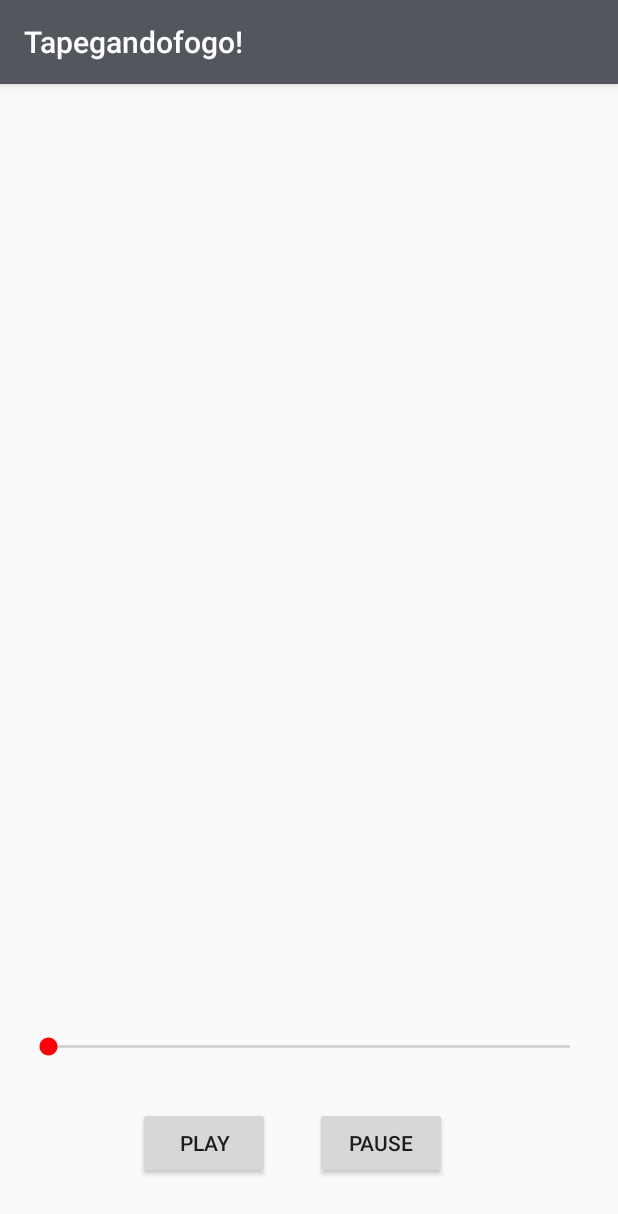
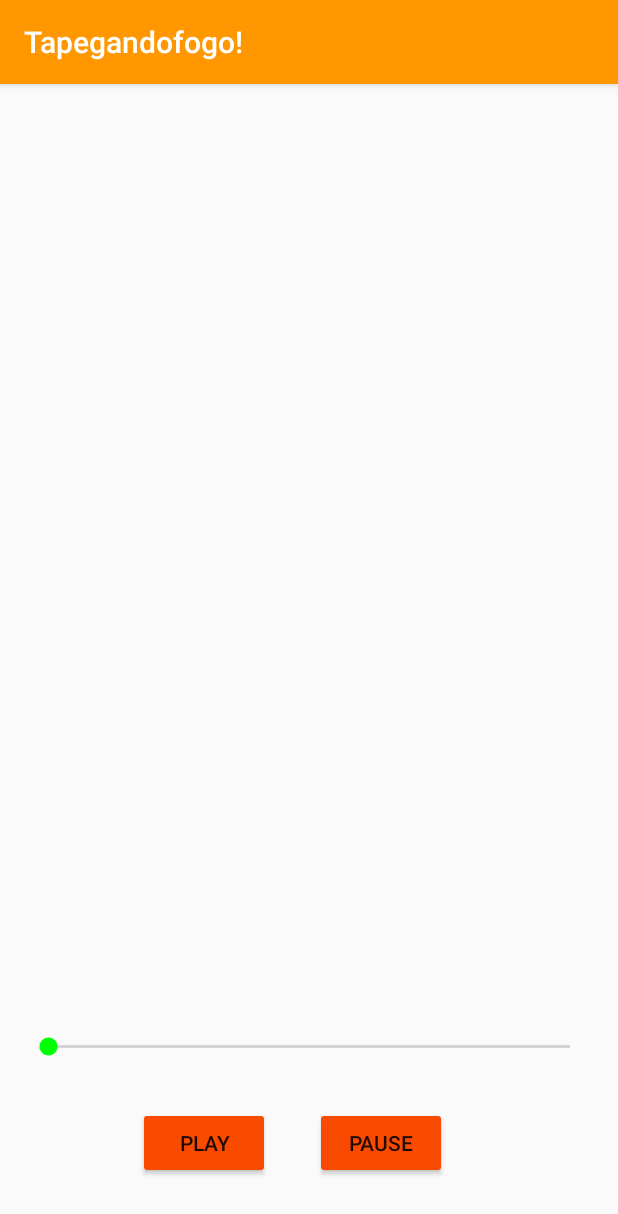
Before and after one commit to bispoman/App-do-Fausto, an Android app: the Player screen opened directly, with no data from a screen before it, on a phone screen of 412 x 824 dp. Shown: the top 1214 px of the screen. Run offline under Robolectric (Android 15) with nearby library versions, the light colour scheme and no system bars.

Commit message:
Alguns ajustes que eram necessários para rodar corretamente e alguns styles para não ficar tão escroto ÔLÔCO MEU!

```diff
--- a/app/src/main/AndroidManifest.xml
+++ b/app/src/main/AndroidManifest.xml
@@ -18,7 +18,7 @@
             </intent-filter>
         </activity>
         <activity android:name=".DisplayMessageActivity" />
-        <activity android:name=".Player"/>
+        <activity android:name=".Player" />
     </application>
 
 </manifest>
--- a/app/src/main/res/layout/activity_player.xml
+++ b/app/src/main/res/layout/activity_player.xml
@@ -11,34 +11,34 @@
     tools:context="com.example.danielbispo.myapplication.Player">
 
     <SeekBar
+        android:id="@+id/seekBar"
         android:layout_width="match_parent"
         android:layout_height="wrap_content"
         android:layout_alignParentBottom="true"
         android:layout_centerHorizontal="true"
-        android:layout_marginBottom="101dp"
-        android:id="@+id/seekBar" />
+        android:layout_marginBottom="101dp" />
 
     <Button
-        android:text="@string/plei"
+        android:id="@+id/button7"
         android:layout_width="wrap_content"
         android:layout_height="wrap_content"
-        android:layout_marginBottom="22dp"
-        android:id="@+id/button7"
         android:layout_alignParentBottom="true"
         android:layout_alignParentLeft="true"
         android:layout_alignParentStart="true"
+        android:layout_marginBottom="22dp"
         android:layout_marginLeft="76dp"
-        android:layout_marginStart="76dp" />
+        android:layout_marginStart="76dp"
+        android:text="@string/plei" />
 
     <Button
-        android:text="@string/pause"
+        android:id="@+id/button8"
         android:layout_width="wrap_content"
         android:layout_height="wrap_content"
-        android:id="@+id/button8"
+        android:layout_alignBaseline="@+id/button7"
+        android:layout_alignBottom="@+id/button7"
         android:layout_marginLeft="30dp"
         android:layout_marginStart="30dp"
-        android:layout_alignBaseline="@+id/button7"
-        android:layout_alignBottom="@+id/button7"
+        android:layout_toEndOf="@+id/button7"
         android:layout_toRightOf="@+id/button7"
-        android:layout_toEndOf="@+id/button7" />
+        android:text="@string/pause" />
 </RelativeLayout>
--- a/app/src/main/res/values/styles.xml
+++ b/app/src/main/res/values/styles.xml
@@ -1,11 +1,12 @@
 <resources>
 
-    <!-- Base app1312lication theme. -->
+    <!-- Base application theme. -->
     <style name="AppTheme" parent="Theme.AppCompat.Light.DarkActionBar">
         <!-- Customize your theme here. -->
-        <item name="colorPrimary">@color/colorPrimary</item>
-        <item name="colorPrimaryDark">@color/colorPrimaryDark</item>
-        <item name="colorAccent">@color/colorAccent</item>
+        <item name="colorPrimary">#FF9800</item>
+        <item name="colorPrimaryDark">#6d746d</item>
+        <item name="colorAccent">#00ff04</item>
+        <item name="colorButtonNormal">#f94b00</item>
     </style>
 
     <style name="AppTheme.NoActionBar">
```
Also changed, not shown: app/src/main/java/com/example/danielbispo/myapplication/DisplayMessageActivity.java (+2 -6 lines), app/src/main/java/com/example/danielbispo/myapplication/MainActivity.java (+7 -9 lines), app/src/main/java/com/example/danielbispo/myapplication/Player.java (+4 -5 lines), app/src/main/res/layout/activity_display_message.xml (+3 -4 lines), app/src/main/res/layout/activity_main.xml (+10 -11 lines), 2 other files.
